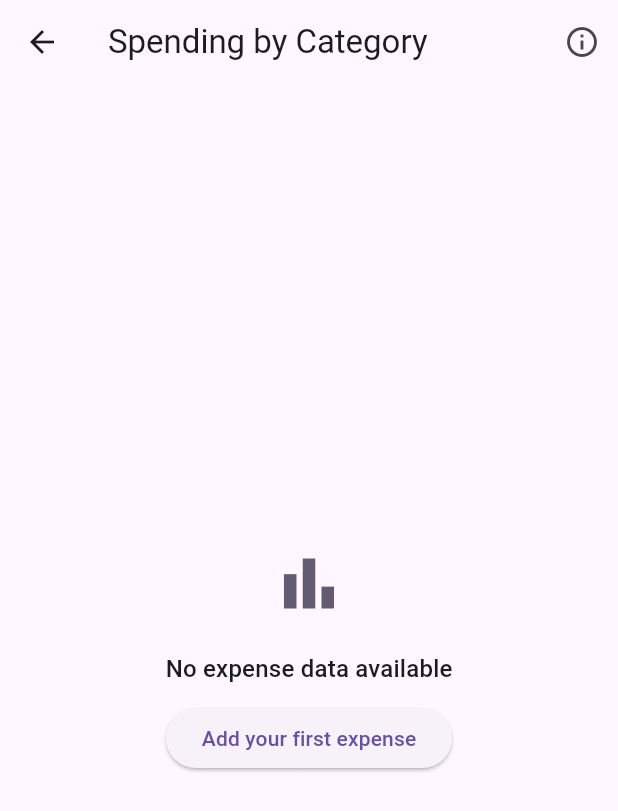
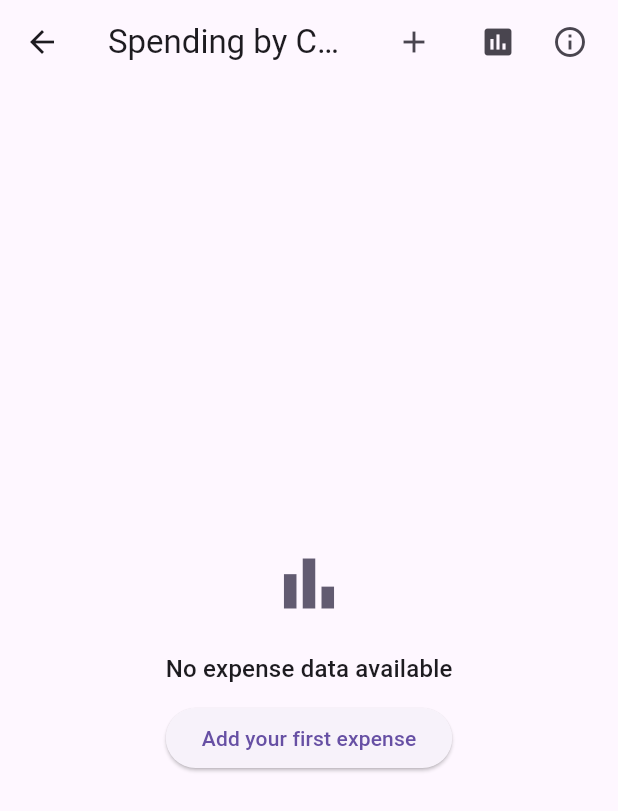
Before and after one commit to khanshairer/sharierk-sharier-khan-comp4768-a3, a Flutter app: the BarChartScreen screen opened by its route, on a phone screen of 412 x 824 dp. Shown: the top 811 px of the screen. Run offline on Flutter 3.47's test engine with Material 3 defaults, Android fonts, the phone set to English and light mode, and no system bars; our stand-ins replace fl_chart, flutter_riverpod, go_router, hive, hive_flutter; accounts and stored records are empty.

Commit message:
Update the bar chart page with Icon button to go back to home and go to add page

```diff
--- a/lib/screens/chart_screens/bar_chart_screen.dart
+++ b/lib/screens/chart_screens/bar_chart_screen.dart
@@ -1,9 +1,9 @@
 import 'package:flutter/material.dart';
 import 'package:flutter_riverpod/flutter_riverpod.dart';
 import 'package:fl_chart/fl_chart.dart';
+import 'package:go_router/go_router.dart';
 import '../../models/expense.dart';
 import '../../providers/expense_provider.dart';
-import '../add_edit_screen.dart';
 
 class BarChartScreen extends ConsumerWidget {
   static const List<String> categories = [
@@ -32,9 +32,28 @@ class BarChartScreen extends ConsumerWidget {
       appBar: AppBar(
         title: const Text('Spending by Category'),
         actions: [
+          Padding(
+            padding: const EdgeInsets.only(right: 8.0),
+            child: Row(
+              children: [
+                IconButton(
+                  icon: const Icon(Icons.add),
+                  onPressed: () => context.go('/add'),
+                  tooltip: 'Add Expense',
+                ),
+                const SizedBox(width: 8),
+                IconButton(
+                  icon: const Icon(Icons.insert_chart),
+                  onPressed: () => context.go('/see_charts'),
+                  tooltip: 'Back to Charts',
+                ),
                 IconButton(
                   icon: const Icon(Icons.info_outline),
                   onPressed: () => _showChartInfo(context),
+                  tooltip: 'Chart Info',
+                ),
+              ],
+            ),
           ),
         ],
       ),
@@ -152,6 +171,39 @@ class BarChartScreen extends ConsumerWidget {
     );
   }
 
+  void _safeNavigate(BuildContext context, String route) {
+    WidgetsBinding.instance.addPostFrameCallback((_) {
+      if (context.mounted) {
+        context.go(route);
+      }
+    });
+  }
+
+  Widget _buildEmptyState(BuildContext context) {
+    return Center(
+      child: Column(
+        mainAxisAlignment: MainAxisAlignment.center,
+        children: [
+          Icon(
+            Icons.bar_chart,
+            size: 50,
+            color: Theme.of(context).colorScheme.secondary,
+          ),
+          const SizedBox(height: 20),
+          Text(
+            'No expense data available',
+            style: Theme.of(context).textTheme.titleMedium,
+          ),
+          const SizedBox(height: 10),
+          ElevatedButton(
+            onPressed: () => _safeNavigate(context, '/add'),
+            child: const Text('Add your first expense'),
+          ),
+        ],
+      ),
+    );
+  }
+
   List<ChartData> _processByCategory(List<Expense> expenses) {
     final categoryMap = <String, double>{};
     for (final expense in expenses) {
@@ -205,36 +257,9 @@ class BarChartScreen extends ConsumerWidget {
     );
   }
 
-  Widget _buildEmptyState(BuildContext context) {
-    return Center(
-      child: Column(
-        mainAxisAlignment: MainAxisAlignment.center,
-        children: [
-          Icon(
-            Icons.bar_chart,
-            size: 50,
-            color: Theme.of(context).colorScheme.secondary,
-          ),
-          const SizedBox(height: 20),
-          Text(
-            'No expense data available',
-            style: Theme.of(context).textTheme.titleMedium,
-          ),
-          const SizedBox(height: 10),
-          ElevatedButton(
-            onPressed:
-                () => Navigator.push(
-                  context,
-                  MaterialPageRoute(builder: (_) => const AddEditScreen()),
-                ),
-            child: const Text('Add your first expense'),
-          ),
-        ],
-      ),
-    );
-  }
-
   void _showChartInfo(BuildContext context) {
+    WidgetsBinding.instance.addPostFrameCallback((_) {
+      if (context.mounted) {
         showDialog(
           context: context,
           builder:
@@ -247,12 +272,14 @@ class BarChartScreen extends ConsumerWidget {
                 ),
                 actions: [
                   TextButton(
-                onPressed: () => Navigator.pop(context),
+                    onPressed: () => Navigator.of(context).pop(),
                     child: const Text('Got it'),
                   ),
                 ],
               ),
         );
+      }
+    });
   }
 }
 
```
Lines whose indentation alone changed are shown as unchanged.
